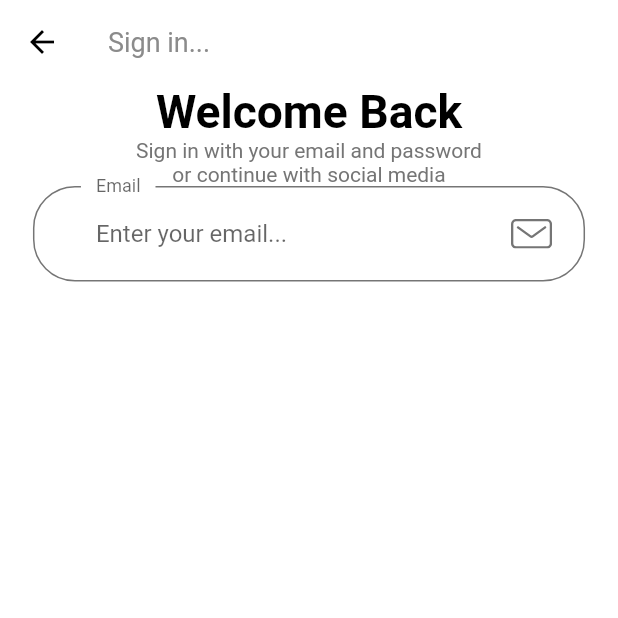
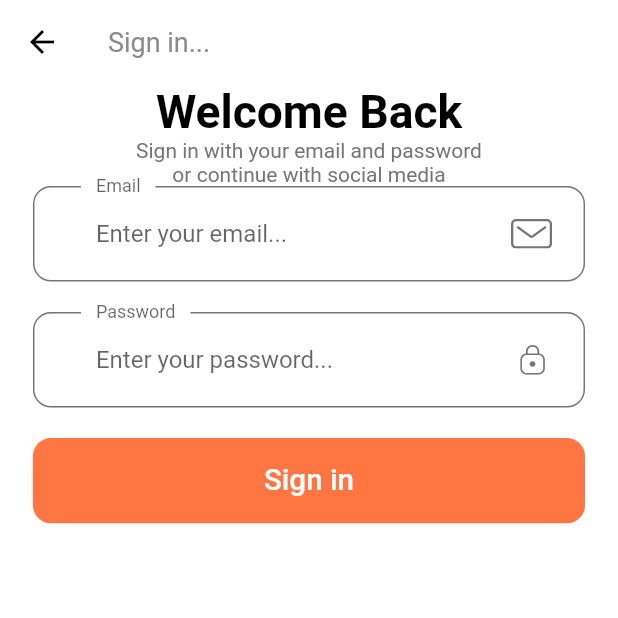
Before and after one commit to ozgursarikamis/ecommerce, a Flutter app: the screen it shows after launch, after a tap on "Continue", on a phone screen of 412 x 824 dp, the top half of it. Run offline on Flutter 3.47's test engine with Material 2 defaults, Android fonts, the phone set to English and light mode, and no system bars; our stand-ins replace flutter_svg.

Commit message:
builder methods input form fields

```diff
--- a/lib/components/DefaultButton.dart
+++ b/lib/components/DefaultButton.dart
@@ -1,4 +1,3 @@
-
 import 'package:flutter/material.dart';
 import '../constants.dart';
 import '../size_config.dart';
@@ -19,7 +18,7 @@ class DefaultButton extends StatelessWidget {
       width: double.infinity,
       height: getProportionateScreenHeight(56),
       child: FlatButton(
-        shape: RoundedRectangleBorder(borderRadius: BorderRadius.circular(10)),
+        shape: RoundedRectangleBorder(borderRadius: BorderRadius.circular(12)),
         onPressed: press,
         color: kPrimaryColor,
         child: Text(
--- a/lib/screens/signin/components/body.dart
+++ b/lib/screens/signin/components/body.dart
@@ -1,5 +1,6 @@
 import 'package:flutter/material.dart';
 import 'package:shop_app/components/CustomSuffixIcon.dart';
+import 'package:shop_app/components/DefaultButton.dart';
 import 'package:shop_app/size_config.dart';
 
 class Body extends StatelessWidget {
@@ -48,16 +49,38 @@ class _SignFormState extends State<SignForm> {
     return Form(
       child: Column(
         children: [
-          TextFormField(
-            keyboardType: TextInputType.emailAddress,
-            decoration: InputDecoration(
-                labelText: "Email",
-                hintText: "Enter your email...",
-                floatingLabelBehavior: FloatingLabelBehavior.always,
-                suffixIcon: CustomSuffixIcon(svgIcon: "assets/icons/Mail.svg")),
+          buildEmailFormField(),
+          SizedBox(height: getProportionateScreenHeight(20)),
+          buildPasswordFormField(),
+          SizedBox(height: getProportionateScreenHeight(20)),
+          DefaultButton(
+            text: "Sign in",
+            press: () {},
           )
         ],
       ),
     );
   }
+
+  TextFormField buildPasswordFormField() {
+    return TextFormField(
+      obscureText: true,
+      decoration: InputDecoration(
+          labelText: "Password",
+          hintText: "Enter your password...",
+          floatingLabelBehavior: FloatingLabelBehavior.always,
+          suffixIcon: CustomSuffixIcon(svgIcon: "assets/icons/Lock.svg")),
+    );
+  }
+
+  TextFormField buildEmailFormField() {
+    return TextFormField(
+      keyboardType: TextInputType.emailAddress,
+      decoration: InputDecoration(
+          labelText: "Email",
+          hintText: "Enter your email...",
+          floatingLabelBehavior: FloatingLabelBehavior.always,
+          suffixIcon: CustomSuffixIcon(svgIcon: "assets/icons/Mail.svg")),
+    );
+  }
 }
--- a/lib/theme.dart
+++ b/lib/theme.dart
@@ -15,7 +15,7 @@ ThemeData theme() {
 
 InputDecorationTheme inputDecorationTheme() {
   var outlineInputBorder = OutlineInputBorder(
-      borderRadius: BorderRadius.circular(28),
+      borderRadius: BorderRadius.circular(12),
       borderSide: BorderSide(color: kTextColor),
       gapPadding: 10);
   return InputDecorationTheme(
```
